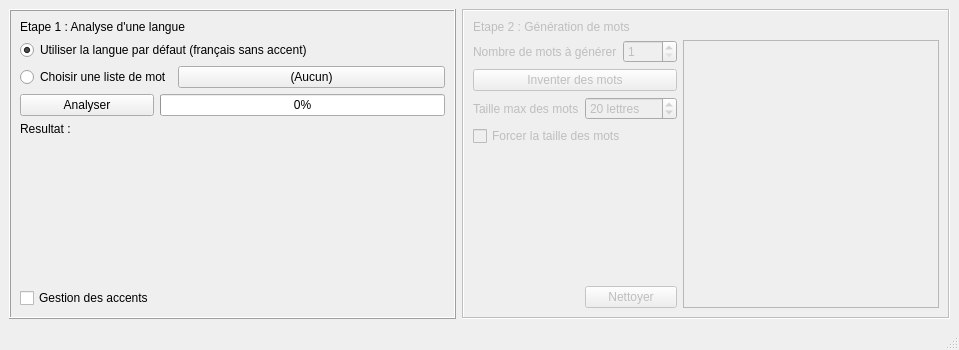
Before: the Qt Designer form mainwindow.ui in Sayanel01/GeMot, drawn with Qt 5.
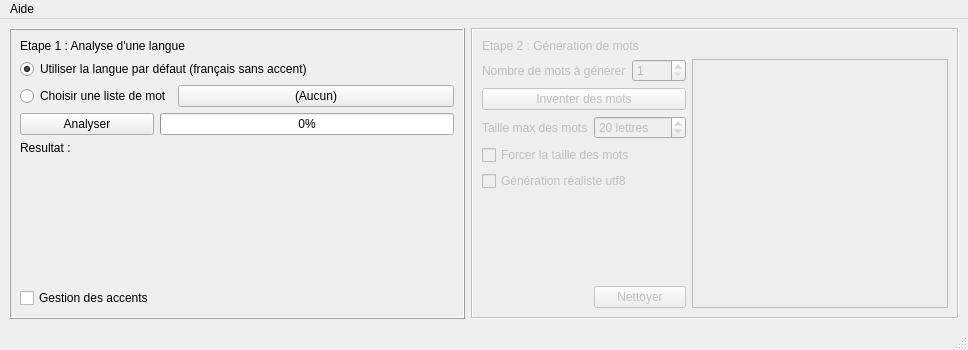
After: the same form once the commit is applied.

Commit message: Début ajout différence windows/linux

Patch:
```diff
--- a/mainwindow.ui
+++ b/mainwindow.ui
@@ -6,7 +6,7 @@
    <rect>
     <x>0</x>
     <y>0</y>
-    <width>959</width>
+    <width>968</width>
     <height>350</height>
    </rect>
   </property>
@@ -152,14 +152,14 @@
            </property>
           </widget>
          </item>
-         <item row="7" column="1">
+         <item row="8" column="1">
           <widget class="QPushButton" name="bouton_clear">
            <property name="text">
             <string>Nettoyer</string>
            </property>
           </widget>
          </item>
-         <item row="6" column="0" colspan="2">
+         <item row="7" column="0" colspan="2">
           <spacer name="verticalSpacer">
            <property name="orientation">
             <enum>Qt::Vertical</enum>
@@ -186,7 +186,7 @@
            </property>
           </widget>
          </item>
-         <item row="2" column="2" rowspan="6">
+         <item row="2" column="2" rowspan="7">
           <widget class="QTextEdit" name="text_ResMots">
            <property name="cursor" stdset="0">
             <cursorShape>ArrowCursor</cursorShape>
@@ -217,20 +217,30 @@
            </item>
           </layout>
          </item>
-         <item row="3" column="0" colspan="2">
-          <widget class="QPushButton" name="bouton_GenMots">
-           <property name="text">
-            <string>Inventer des mots</string>
-           </property>
-          </widget>
-         </item>
          <item row="5" column="0" colspan="2">
           <widget class="QCheckBox" name="check_forceTaille">
+           <property name="toolTip">
+            <string>Evidemment, avec des mots de 20 lettres, ça marche tout de suite moins bien</string>
+           </property>
            <property name="text">
             <string>Forcer la taille des mots</string>
            </property>
           </widget>
          </item>
+         <item row="3" column="0" colspan="2">
+          <widget class="QPushButton" name="bouton_GenMots">
+           <property name="text">
+            <string>Inventer des mots</string>
+           </property>
+          </widget>
+         </item>
+         <item row="6" column="0" colspan="2">
+          <widget class="QCheckBox" name="check_troll">
+           <property name="text">
+            <string>Génération réaliste utf8</string>
+           </property>
+          </widget>
+         </item>
         </layout>
        </item>
       </layout>
@@ -243,12 +253,24 @@
     <rect>
      <x>0</x>
      <y>0</y>
-     <width>959</width>
+     <width>968</width>
      <height>27</height>
     </rect>
    </property>
+   <widget class="QMenu" name="menuAide">
+    <property name="title">
+     <string>Aide</string>
+    </property>
+    <addaction name="action_aide"/>
+   </widget>
+   <addaction name="menuAide"/>
   </widget>
   <widget class="QStatusBar" name="statusbar"/>
+  <action name="action_aide">
+   <property name="text">
+    <string>Comment ça marche</string>
+   </property>
+  </action>
  </widget>
  <resources/>
  <connections/>
```
The commit also changes 3 other files.
